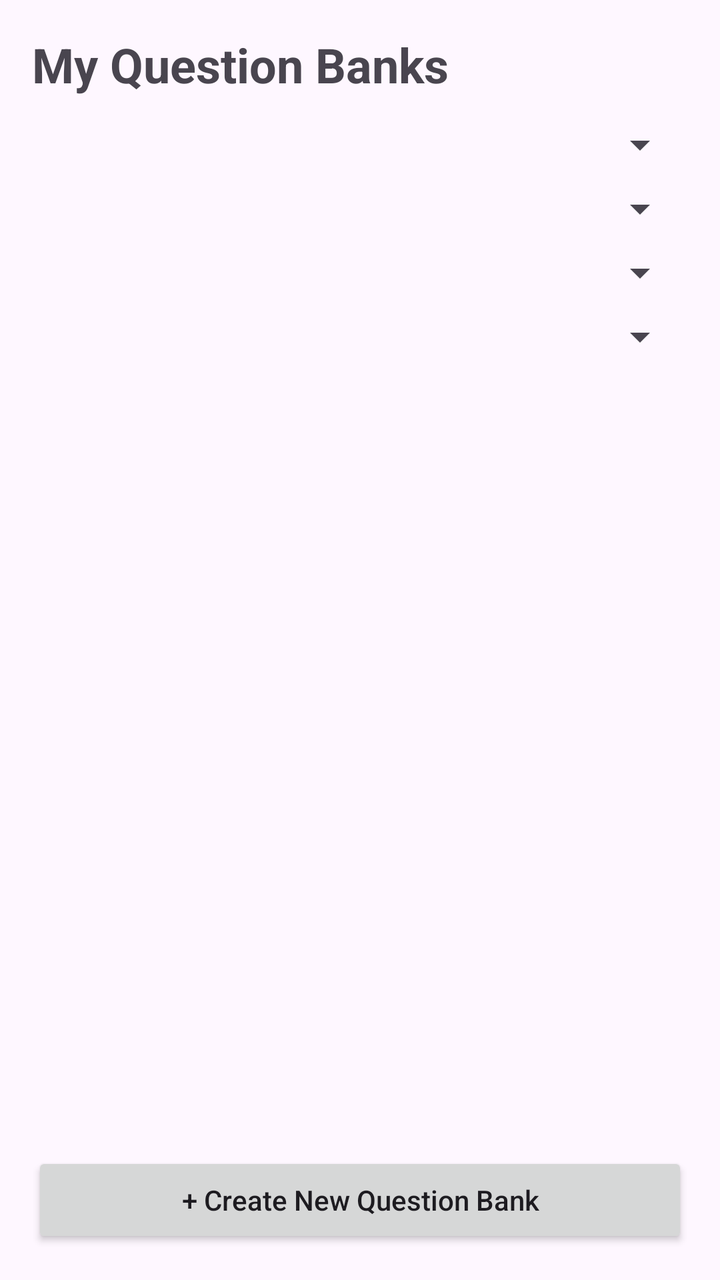
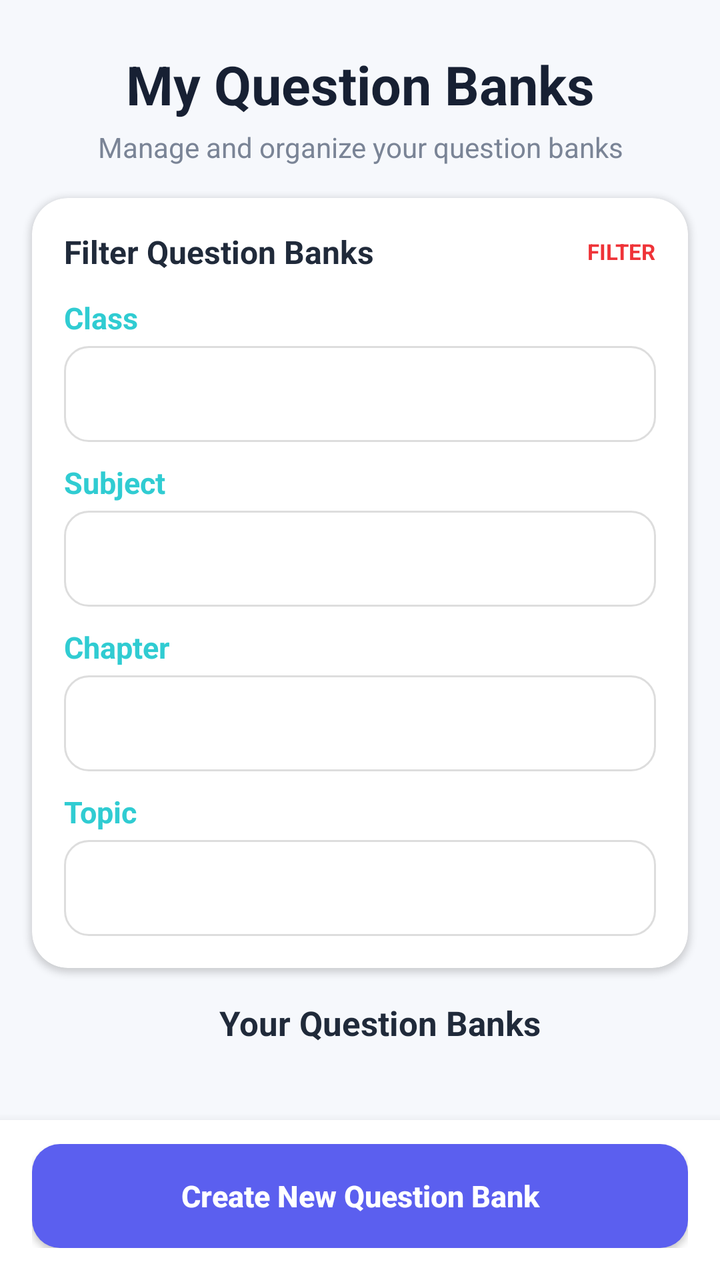

The first picture is an Android layout as it rendered before a commit; the second is the same layout after the commit. The layout source and the unified diff follow.
<!-- AndroidManifest.xml: application theme Theme.EduQuiz -->
<!-- res/layout/activity_quiz_scheduler.xml -->
<?xml version="1.0" encoding="utf-8"?>
<LinearLayout
    xmlns:android="http://schemas.android.com/apk/res/android"
    xmlns:tools="http://schemas.android.com/tools"
    android:layout_width="match_parent"
    android:layout_height="match_parent"
    android:orientation="vertical"
    android:padding="16dp"
    android:fitsSystemWindows="true"
    tools:context=".teacheractivities.QuizSchedulerActivity">

    <TextView
        android:layout_width="wrap_content"
        android:layout_height="wrap_content"
        android:text="My Question Banks"
        android:textSize="24sp"
        android:textStyle="bold"
        android:layout_marginBottom="12dp"/>

    <Spinner
        android:id="@+id/spinnerFilterClass"
        android:layout_width="match_parent"
        android:layout_height="wrap_content"
        android:layout_marginBottom="8dp"/>

    <Spinner
        android:id="@+id/spinnerFilterSubject"
        android:layout_width="match_parent"
        android:layout_height="wrap_content"
        android:layout_marginBottom="8dp"/>

    <Spinner
        android:id="@+id/spinnerFilterChapter"
        android:layout_width="match_parent"
        android:layout_height="wrap_content"
        android:layout_marginBottom="8dp"/>

    <Spinner
        android:id="@+id/spinnerFilterTopic"
        android:layout_width="match_parent"
        android:layout_height="wrap_content"
        android:layout_marginBottom="12dp"/>

    <androidx.recyclerview.widget.RecyclerView
        android:id="@+id/recyclerQuestionBanks"
        android:layout_width="match_parent"
        android:layout_height="0dp"
        android:layout_weight="1"
        android:clipToPadding="false"
        android:paddingBottom="12dp"/>

    <androidx.appcompat.widget.AppCompatButton
        android:id="@+id/btnCreateNewQuestionBank"
        android:layout_width="match_parent"
        android:layout_height="wrap_content"
        android:text="+ Create New Question Bank"
        android:textAllCaps="false"/>

</LinearLayout>
<!-- resources referenced by this layout -->
<resources>
  <style name="Theme.EduQuiz" parent="Base.Theme.EduQuiz" />
  <style name="Base.Theme.EduQuiz" parent="Theme.Material3.DayNight.NoActionBar">
          
          
      </style>
</resources>

<!-- the commit's change to res/layout/activity_quiz_scheduler.xml (unified diff, before → after) -->
@@ -1,59 +1,222 @@
 <?xml version="1.0" encoding="utf-8"?>
 <LinearLayout
     xmlns:android="http://schemas.android.com/apk/res/android"
+    xmlns:app="http://schemas.android.com/apk/res-auto"
     xmlns:tools="http://schemas.android.com/tools"
     android:layout_width="match_parent"
     android:layout_height="match_parent"
     android:orientation="vertical"
-    android:padding="16dp"
+    android:background="#F6F8FC"
     android:fitsSystemWindows="true"
     tools:context=".teacheractivities.QuizSchedulerActivity">
 
-    <TextView
-        android:layout_width="wrap_content"
+    
+    <LinearLayout
+        android:layout_width="match_parent"
         android:layout_height="wrap_content"
-        android:text="My Question Banks"
-        android:textSize="24sp"
-        android:textStyle="bold"
-        android:layout_marginBottom="12dp"/>
-
-    <Spinner
-        android:id="@+id/spinnerFilterClass"
+        android:orientation="vertical"
+        android:paddingStart="20dp"
+        android:paddingTop="24dp"
+        android:paddingEnd="20dp"
+        android:paddingBottom="16dp">
+
+        <TextView
+            android:layout_width="match_parent"
+            android:layout_height="wrap_content"
+            android:text="My Question Banks"
+            android:textColor="#172033"
+            android:textAlignment="center"
+            android:textSize="27sp"
+            android:textStyle="bold" />
+
+        <TextView
+            android:layout_width="match_parent"
+            android:layout_height="wrap_content"
+            android:textAlignment="center"
+            android:layout_marginTop="4dp"
+            android:text="Manage and organize your question banks"
+            android:textColor="#7A8496"
+            android:textSize="14sp" />
+
+    </LinearLayout>
+
+
+    
+    <androidx.cardview.widget.CardView
         android:layout_width="match_parent"
         android:layout_height="wrap_content"
-        android:layout_marginBottom="8dp"/>
-
-    <Spinner
-        android:id="@+id/spinnerFilterSubject"
-        android:layout_width="match_parent"
-        android:layout_height="wrap_content"
-        android:layout_marginBottom="8dp"/>
-
-    <Spinner
-        android:id="@+id/spinnerFilterChapter"
-        android:layout_width="match_parent"
-        android:layout_height="wrap_content"
-        android:layout_marginBottom="8dp"/>
-
-    <Spinner
-        android:id="@+id/spinnerFilterTopic"
-        android:layout_width="match_parent"
-        android:layout_height="wrap_content"
-        android:layout_marginBottom="12dp"/>
-
-    <androidx.recyclerview.widget.RecyclerView
-        android:id="@+id/recyclerQuestionBanks"
+        android:layout_marginStart="16dp"
+        android:layout_marginEnd="16dp"
+        android:layout_marginBottom="12dp"
+        app:cardBackgroundColor="#FFFFFF"
+        app:cardCornerRadius="18dp"
+        app:cardElevation="2dp">
+
+        <LinearLayout
+            android:layout_width="match_parent"
+            android:layout_height="wrap_content"
+            android:orientation="vertical"
+            android:padding="16dp">
+
+            
+            <LinearLayout
+                android:layout_width="match_parent"
+                android:layout_height="wrap_content"
+                android:gravity="center_vertical"
+                android:orientation="horizontal"
+                android:layout_marginBottom="12dp">
+
+                <TextView
+                    android:layout_width="0dp"
+                    android:layout_height="wrap_content"
+                    android:layout_weight="1"
+                    android:text="Filter Question Banks"
+                    android:textColor="#202A3A"
+                    android:textSize="16sp"
+                    android:textStyle="bold" />
+
+                <TextView
+                    android:layout_width="wrap_content"
+                    android:layout_height="wrap_content"
+                    android:text="FILTER"
+                    android:textColor="#ef3338"
+                    android:textSize="11sp"
+                    android:textStyle="bold" />
+
+            </LinearLayout>
+
+
+            
+            <TextView
+                android:layout_width="wrap_content"
+                android:layout_height="wrap_content"
+                android:text="Class"
+                android:textColor="#30ccd2"
+                android:textSize="15sp"
+                android:textStyle="bold" />
+
+            <Spinner
+                android:id="@+id/spinnerFilterClass"
+                android:layout_width="match_parent"
+                android:layout_height="48dp"
+                android:layout_marginTop="4dp"
+                android:layout_marginBottom="10dp"
+                android:background="@drawable/rounded_card_bg" />
+
+
+            
+            <TextView
+                android:layout_width="wrap_content"
+                android:layout_height="wrap_content"
+                android:text="Subject"
+                android:textColor="#30ccd2"
+                android:textSize="15sp"
+                android:textStyle="bold" />
+
+            <Spinner
+                android:id="@+id/spinnerFilterSubject"
+                android:layout_width="match_parent"
+                android:layout_height="48dp"
+                android:layout_marginTop="4dp"
+                android:layout_marginBottom="10dp"
+                android:background="@drawable/rounded_card_bg" />
+
+
+            
+            <TextView
+                android:layout_width="wrap_content"
+                android:layout_height="wrap_content"
+                android:text="Chapter"
+                android:textColor="#30ccd2"
+                android:textSize="15sp"
+                android:textStyle="bold" />
+
+            <Spinner
+                android:id="@+id/spinnerFilterChapter"
+                android:layout_width="match_parent"
+                android:layout_height="48dp"
+                android:layout_marginTop="4dp"
+                android:layout_marginBottom="10dp"
+                android:background="@drawable/rounded_card_bg" />
+
+
+            
+            <TextView
+                android:layout_width="wrap_content"
+                android:layout_height="wrap_content"
+                android:text="Topic"
+                android:textColor="#30ccd2"
+                android:textSize="15sp"
+                android:textStyle="bold" />
+
+            <Spinner
+                android:id="@+id/spinnerFilterTopic"
+                android:layout_width="match_parent"
+                android:layout_height="48dp"
+                android:layout_marginTop="4dp"
+                android:background="@drawable/rounded_card_bg" />
+
+        </LinearLayout>
+
+    </androidx.cardview.widget.CardView>
+
+
+    
+    <LinearLayout
         android:layout_width="match_parent"
         android:layout_height="0dp"
         android:layout_weight="1"
-        android:clipToPadding="false"
-        android:paddingBottom="12dp"/>
-
-    <androidx.appcompat.widget.AppCompatButton
-        android:id="@+id/btnCreateNewQuestionBank"
+        android:orientation="vertical">
+
+        <TextView
+            android:layout_width="match_parent"
+            android:textAlignment="center"
+            android:layout_height="wrap_content"
+            android:layout_marginStart="20dp"
+            android:layout_marginTop="4dp"
+            android:layout_marginBottom="8dp"
+            android:text="Your Question Banks"
+            android:textColor="#202A3A"
+            android:textSize="17sp"
+            android:textStyle="bold" />
+
+        <androidx.recyclerview.widget.RecyclerView
+            android:id="@+id/recyclerQuestionBanks"
+            android:layout_width="match_parent"
+            android:layout_height="0dp"
+            android:layout_weight="1"
+            android:clipToPadding="false"
+            android:paddingStart="16dp"
+            android:paddingEnd="16dp"
+            android:paddingBottom="12dp" />
+
+    </LinearLayout>
+
+
+    
+    <LinearLayout
         android:layout_width="match_parent"
         android:layout_height="wrap_content"
-        android:text="+ Create New Question Bank"
-        android:textAllCaps="false"/>
+        android:background="#FFFFFF"
+        android:elevation="8dp"
+        android:orientation="vertical"
+        android:paddingStart="16dp"
+        android:paddingTop="12dp"
+        android:paddingEnd="16dp"
+        android:paddingBottom="16dp">
+
+        <androidx.appcompat.widget.AppCompatButton
+            android:id="@+id/btnCreateNewQuestionBank"
+            android:layout_width="match_parent"
+            android:layout_height="52dp"
+            android:background="@drawable/bg_create_button"
+            android:elevation="2dp"
+            android:text="Create New Question Bank"
+            android:textAllCaps="false"
+            android:textColor="#FFFFFF"
+            android:textSize="15sp"
+            android:textStyle="bold" />
+
+    </LinearLayout>
 
 </LinearLayout>
<!-- resource entries referenced after the edit -->
@@ -1,5 +1,24 @@
 <!-- resources referenced by this layout -->
 <resources>
+  <!-- drawable bg_create_button (drawable) -->
+  <?xml version="1.0" encoding="utf-8"?>
+  <shape xmlns:android="http://schemas.android.com/apk/res/android"
+      android:shape="rectangle">
+  
+      <solid android:color="#5B5FEF" />
+  
+      <corners android:radius="14dp" />
+  
+  </shape>
+  <!-- drawable rounded_card_bg (drawable) -->
+  <?xml version="1.0" encoding="utf-8"?>
+  <shape xmlns:android="http://schemas.android.com/apk/res/android">
+      <solid android:color="#FFFFFF" />
+      <corners android:radius="12dp" />
+      <stroke
+          android:width="1dp"
+          android:color="#DDDDDD" />
+  </shape>
   <style name="Theme.EduQuiz" parent="Base.Theme.EduQuiz" />
   <style name="Base.Theme.EduQuiz" parent="Theme.Material3.DayNight.NoActionBar">
           
